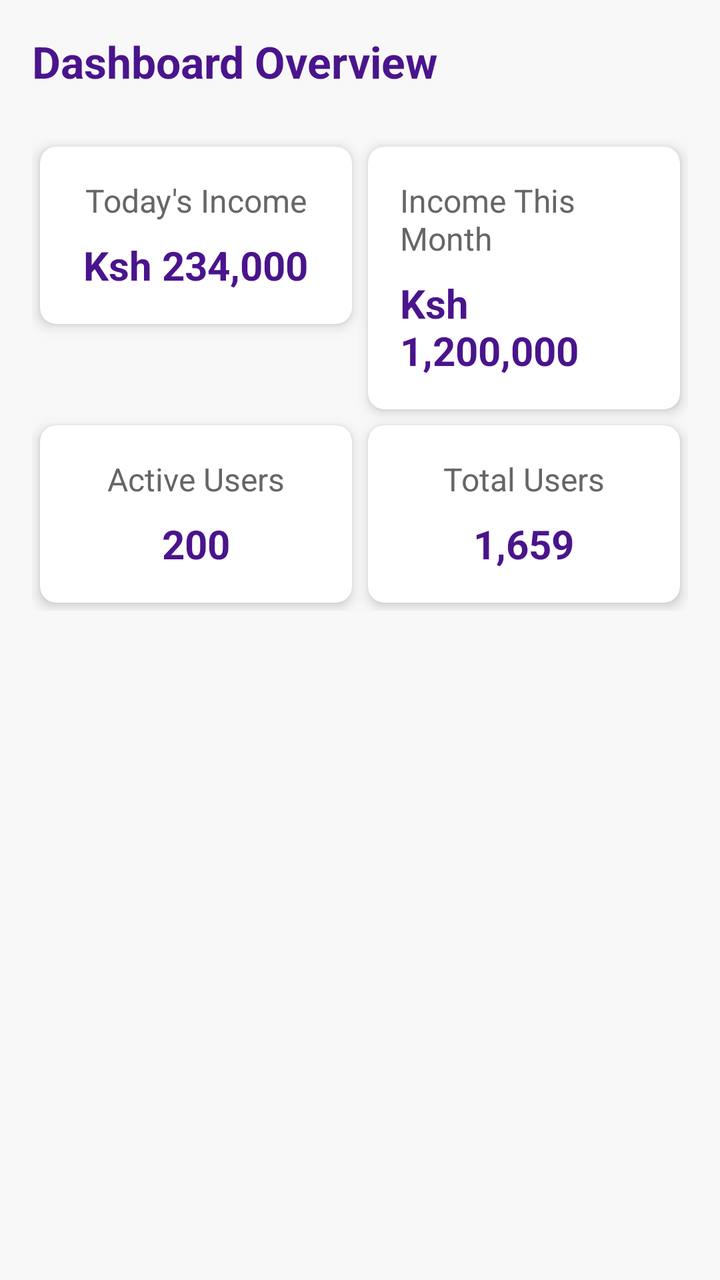
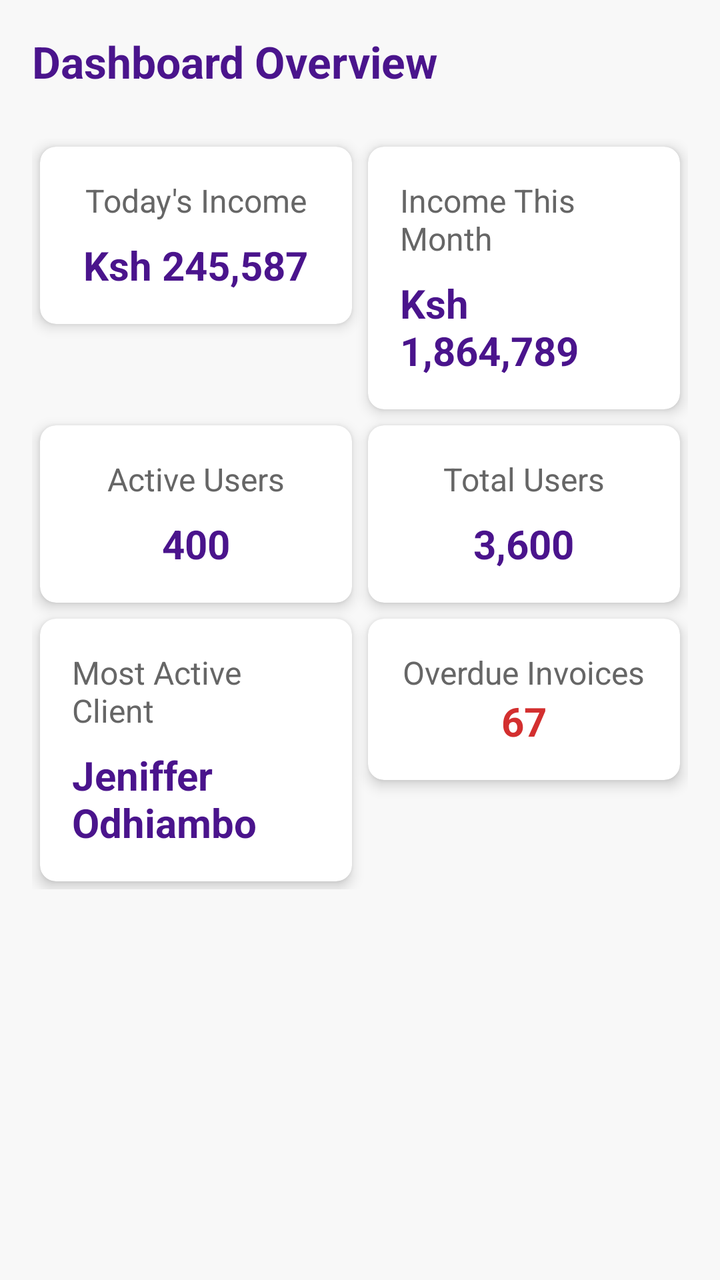

Screens rendered from an Android XML layout before and after an edit, with the pre-edit source and the edit as a unified diff.
<!-- AndroidManifest.xml: application theme Theme.WifiClient -->
<!-- res/layout/fragment_dashboard.xml -->
<?xml version="1.0" encoding="utf-8"?>
<ScrollView xmlns:android="http://schemas.android.com/apk/res/android"
    xmlns:app="http://schemas.android.com/apk/res-auto"
    android:layout_width="match_parent"
    android:layout_height="match_parent"
    android:background="#F8F8F8">

    <LinearLayout
        android:layout_width="match_parent"
        android:layout_height="wrap_content"
        android:orientation="vertical"
        android:padding="16dp">

        <TextView
            android:text="Dashboard Overview"
            android:textSize="22sp"
            android:textStyle="bold"
            android:textColor="#4A148C"
            android:layout_marginBottom="24dp"
            android:layout_width="match_parent"
            android:layout_height="wrap_content"/>

        <GridLayout
            android:layout_width="match_parent"
            android:layout_height="wrap_content"
            android:columnCount="2"
            android:rowCount="2"
            android:useDefaultMargins="true">

            <androidx.cardview.widget.CardView
                android:layout_width="0dp"
                android:layout_height="wrap_content"
                android:layout_columnWeight="1"
                app:cardCornerRadius="8dp"
                app:cardElevation="4dp"
                app:contentPadding="16dp">

                <LinearLayout
                    android:layout_width="match_parent"
                    android:layout_height="wrap_content"
                    android:orientation="vertical"
                    android:gravity="center">

                    <TextView
                        android:layout_width="wrap_content"
                        android:layout_height="wrap_content"
                        android:text="Today's Income"
                        android:textSize="16sp"
                        android:textColor="#666666"/>

                    <TextView
                        android:id="@+id/tvTodayIncome"
                        android:layout_width="wrap_content"
                        android:layout_height="wrap_content"
                        android:text="Ksh 234,000"
                        android:textSize="20sp"
                        android:textStyle="bold"
                        android:textColor="#4A148C"
                        android:layout_marginTop="8dp"/>
                </LinearLayout>
            </androidx.cardview.widget.CardView>

            <androidx.cardview.widget.CardView
                android:layout_width="0dp"
                android:layout_height="wrap_content"
                android:layout_columnWeight="1"
                app:cardCornerRadius="8dp"
                app:cardElevation="4dp"
                app:contentPadding="16dp">

                <LinearLayout
                    android:layout_width="match_parent"
                    android:layout_height="wrap_content"
                    android:orientation="vertical"
                    android:gravity="center">

                    <TextView
                        android:layout_width="wrap_content"
                        android:layout_height="wrap_content"
                        android:text="Income This Month"
                        android:textSize="16sp"
                        android:textColor="#666666"/>

                    <TextView
                        android:id="@+id/tvMonthIncome"
                        android:layout_width="wrap_content"
                        android:layout_height="wrap_content"
                        android:text="Ksh 1,200,000"
                        android:textSize="20sp"
                        android:textStyle="bold"
                        android:textColor="#4A148C"
                        android:layout_marginTop="8dp"/>
                </LinearLayout>
            </androidx.cardview.widget.CardView>

            <androidx.cardview.widget.CardView
                android:layout_width="0dp"
                android:layout_height="wrap_content"
                android:layout_columnWeight="1"
                app:cardCornerRadius="8dp"
                app:cardElevation="4dp"
                app:contentPadding="16dp">

                <LinearLayout
                    android:layout_width="match_parent"
                    android:layout_height="wrap_content"
                    android:orientation="vertical"
                    android:gravity="center">

                    <TextView
                        android:layout_width="wrap_content"
                        android:layout_height="wrap_content"
                        android:text="Active Users"
                        android:textSize="16sp"
                        android:textColor="#666666"/>

                    <TextView
                        android:id="@+id/tvActiveUsers"
                        android:layout_width="wrap_content"
                        android:layout_height="wrap_content"
                        android:text="200"
                        android:textSize="20sp"
                        android:textStyle="bold"
                        android:textColor="#4A148C"
                        android:layout_marginTop="8dp"/>
                </LinearLayout>
            </androidx.cardview.widget.CardView>

            <androidx.cardview.widget.CardView
                android:layout_width="0dp"
                android:layout_height="wrap_content"
                android:layout_columnWeight="1"
                app:cardCornerRadius="8dp"
                app:cardElevation="4dp"
                app:contentPadding="16dp">

                <LinearLayout
                    android:layout_width="match_parent"
                    android:layout_height="wrap_content"
                    android:orientation="vertical"
                    android:gravity="center">

                    <TextView
                        android:layout_width="wrap_content"
                        android:layout_height="wrap_content"
                        android:text="Total Users"
                        android:textSize="16sp"
                        android:textColor="#666666"/>

                    <TextView
                        android:id="@+id/tvTotalUsers"
                        android:layout_width="wrap_content"
                        android:layout_height="wrap_content"
                        android:text="1,659"
                        android:textSize="20sp"
                        android:textStyle="bold"
                        android:textColor="#4A148C"
                        android:layout_marginTop="8dp"/>
                </LinearLayout>
            </androidx.cardview.widget.CardView>

        </GridLayout>

    </LinearLayout>
</ScrollView>
<!-- resources referenced by this layout -->
<resources>
  <style name="Theme.WifiClient" parent="Theme.AppCompat.Light.NoActionBar" />
</resources>

<!-- the commit's change to res/layout/fragment_dashboard.xml (unified diff, before → after) -->
@@ -20,142 +20,196 @@
             android:layout_width="match_parent"
             android:layout_height="wrap_content"/>
 
+        
         <GridLayout
             android:layout_width="match_parent"
             android:layout_height="wrap_content"
             android:columnCount="2"
-            android:rowCount="2"
+            android:rowCount="3"
             android:useDefaultMargins="true">
 
-            <androidx.cardview.widget.CardView
-                android:layout_width="0dp"
-                android:layout_height="wrap_content"
-                android:layout_columnWeight="1"
-                app:cardCornerRadius="8dp"
-                app:cardElevation="4dp"
-                app:contentPadding="16dp">
-
-                <LinearLayout
-                    android:layout_width="match_parent"
-                    android:layout_height="wrap_content"
-                    android:orientation="vertical"
-                    android:gravity="center">
-
+            
+            <androidx.cardview.widget.CardView
+                android:layout_width="0dp"
+                android:layout_height="wrap_content"
+                android:layout_columnWeight="1"
+                app:cardCornerRadius="8dp"
+                app:cardElevation="4dp"
+                app:contentPadding="16dp">
+                <LinearLayout
+                    android:layout_width="match_parent"
+                    android:layout_height="wrap_content"
+                    android:orientation="vertical"
+                    android:gravity="center">
                     <TextView
                         android:layout_width="wrap_content"
                         android:layout_height="wrap_content"
                         android:text="Today's Income"
                         android:textSize="16sp"
                         android:textColor="#666666"/>
-
                     <TextView
                         android:id="@+id/tvTodayIncome"
                         android:layout_width="wrap_content"
                         android:layout_height="wrap_content"
-                        android:text="Ksh 234,000"
-                        android:textSize="20sp"
-                        android:textStyle="bold"
-                        android:textColor="#4A148C"
-                        android:layout_marginTop="8dp"/>
-                </LinearLayout>
-            </androidx.cardview.widget.CardView>
-
-            <androidx.cardview.widget.CardView
-                android:layout_width="0dp"
-                android:layout_height="wrap_content"
-                android:layout_columnWeight="1"
-                app:cardCornerRadius="8dp"
-                app:cardElevation="4dp"
-                app:contentPadding="16dp">
-
-                <LinearLayout
-                    android:layout_width="match_parent"
-                    android:layout_height="wrap_content"
-                    android:orientation="vertical"
-                    android:gravity="center">
-
+                        android:text="Ksh 245,587"
+                        android:textSize="20sp"
+                        android:textStyle="bold"
+                        android:textColor="#4A148C"
+                        android:layout_marginTop="8dp"/>
+                </LinearLayout>
+            </androidx.cardview.widget.CardView>
+
+            
+            <androidx.cardview.widget.CardView
+                android:layout_width="0dp"
+                android:layout_height="wrap_content"
+                android:layout_columnWeight="1"
+                app:cardCornerRadius="8dp"
+                app:cardElevation="4dp"
+                app:contentPadding="16dp">
+                <LinearLayout
+                    android:layout_width="match_parent"
+                    android:layout_height="wrap_content"
+                    android:orientation="vertical"
+                    android:gravity="center">
                     <TextView
                         android:layout_width="wrap_content"
                         android:layout_height="wrap_content"
                         android:text="Income This Month"
                         android:textSize="16sp"
                         android:textColor="#666666"/>
-
                     <TextView
                         android:id="@+id/tvMonthIncome"
                         android:layout_width="wrap_content"
                         android:layout_height="wrap_content"
-                        android:text="Ksh 1,200,000"
-                        android:textSize="20sp"
-                        android:textStyle="bold"
-                        android:textColor="#4A148C"
-                        android:layout_marginTop="8dp"/>
-                </LinearLayout>
-            </androidx.cardview.widget.CardView>
-
-            <androidx.cardview.widget.CardView
-                android:layout_width="0dp"
-                android:layout_height="wrap_content"
-                android:layout_columnWeight="1"
-                app:cardCornerRadius="8dp"
-                app:cardElevation="4dp"
-                app:contentPadding="16dp">
-
-                <LinearLayout
-                    android:layout_width="match_parent"
-                    android:layout_height="wrap_content"
-                    android:orientation="vertical"
-                    android:gravity="center">
-
+                        android:text="Ksh 1,864,789"
+                        android:textSize="20sp"
+                        android:textStyle="bold"
+                        android:textColor="#4A148C"
+                        android:layout_marginTop="8dp"/>
+                </LinearLayout>
+            </androidx.cardview.widget.CardView>
+
+            
+            <androidx.cardview.widget.CardView
+                android:layout_width="0dp"
+                android:layout_height="wrap_content"
+                android:layout_columnWeight="1"
+                app:cardCornerRadius="8dp"
+                app:cardElevation="4dp"
+                app:contentPadding="16dp">
+                <LinearLayout
+                    android:layout_width="match_parent"
+                    android:layout_height="wrap_content"
+                    android:orientation="vertical"
+                    android:gravity="center">
                     <TextView
                         android:layout_width="wrap_content"
                         android:layout_height="wrap_content"
                         android:text="Active Users"
                         android:textSize="16sp"
                         android:textColor="#666666"/>
-
                     <TextView
                         android:id="@+id/tvActiveUsers"
                         android:layout_width="wrap_content"
                         android:layout_height="wrap_content"
-                        android:text="200"
-                        android:textSize="20sp"
-                        android:textStyle="bold"
-                        android:textColor="#4A148C"
-                        android:layout_marginTop="8dp"/>
-                </LinearLayout>
-            </androidx.cardview.widget.CardView>
-
-            <androidx.cardview.widget.CardView
-                android:layout_width="0dp"
-                android:layout_height="wrap_content"
-                android:layout_columnWeight="1"
-                app:cardCornerRadius="8dp"
-                app:cardElevation="4dp"
-                app:contentPadding="16dp">
-
-                <LinearLayout
-                    android:layout_width="match_parent"
-                    android:layout_height="wrap_content"
-                    android:orientation="vertical"
-                    android:gravity="center">
-
+                        android:text="400"
+                        android:textSize="20sp"
+                        android:textStyle="bold"
+                        android:textColor="#4A148C"
+                        android:layout_marginTop="8dp"/>
+                </LinearLayout>
+            </androidx.cardview.widget.CardView>
+
+            
+            <androidx.cardview.widget.CardView
+                android:layout_width="0dp"
+                android:layout_height="wrap_content"
+                android:layout_columnWeight="1"
+                app:cardCornerRadius="8dp"
+                app:cardElevation="4dp"
+                app:contentPadding="16dp">
+                <LinearLayout
+                    android:layout_width="match_parent"
+                    android:layout_height="wrap_content"
+                    android:orientation="vertical"
+                    android:gravity="center">
                     <TextView
                         android:layout_width="wrap_content"
                         android:layout_height="wrap_content"
                         android:text="Total Users"
                         android:textSize="16sp"
                         android:textColor="#666666"/>
-
                     <TextView
                         android:id="@+id/tvTotalUsers"
                         android:layout_width="wrap_content"
                         android:layout_height="wrap_content"
-                        android:text="1,659"
-                        android:textSize="20sp"
-                        android:textStyle="bold"
-                        android:textColor="#4A148C"
-                        android:layout_marginTop="8dp"/>
+                        android:text="3,600"
+                        android:textSize="20sp"
+                        android:textStyle="bold"
+                        android:textColor="#4A148C"
+                        android:layout_marginTop="8dp"/>
+                </LinearLayout>
+            </androidx.cardview.widget.CardView>
+
+            
+            <androidx.cardview.widget.CardView
+                android:layout_width="0dp"
+                android:layout_height="wrap_content"
+                android:layout_columnWeight="1"
+                app:cardCornerRadius="8dp"
+                app:cardElevation="4dp"
+                app:contentPadding="16dp">
+                <LinearLayout
+                    android:layout_width="match_parent"
+                    android:layout_height="wrap_content"
+                    android:orientation="vertical"
+                    android:gravity="center">
+                    <TextView
+                        android:layout_width="wrap_content"
+                        android:layout_height="wrap_content"
+                        android:text="Most Active Client"
+                        android:textSize="16sp"
+                        android:textColor="#666666"/>
+                    <TextView
+                        android:id="@+id/tvMostActive"
+                        android:layout_width="wrap_content"
+                        android:layout_height="wrap_content"
+                        android:text="Jeniffer Odhiambo"
+                        android:textSize="20sp"
+                        android:textStyle="bold"
+                        android:textColor="#4A148C"
+                        android:layout_marginTop="8dp"/>
+                </LinearLayout>
+            </androidx.cardview.widget.CardView>
+
+            
+            <androidx.cardview.widget.CardView
+                android:layout_width="0dp"
+                android:layout_height="wrap_content"
+                android:layout_columnWeight="1"
+                app:cardCornerRadius="8dp"
+                app:cardElevation="4dp"
+                app:contentPadding="16dp">
+                <LinearLayout
+                    android:layout_width="match_parent"
+                    android:layout_height="wrap_content"
+                    android:orientation="vertical"
+                    android:gravity="center">
+                    <TextView
+                        android:layout_width="wrap_content"
+                        android:layout_height="wrap_content"
+                        android:text="Overdue Invoices"
+                        android:textSize="16sp"
+                        android:textColor="#666666"/>
+                    <TextView
+                        android:id="@+id/tvOverdueInvoices"
+                        android:layout_width="wrap_content"
+                        android:layout_height="wrap_content"
+                        android:text="67"
+                        android:textSize="20sp"
+                        android:textStyle="bold"
+                        android:textColor="#D32F2F" />
                 </LinearLayout>
             </androidx.cardview.widget.CardView>
 
